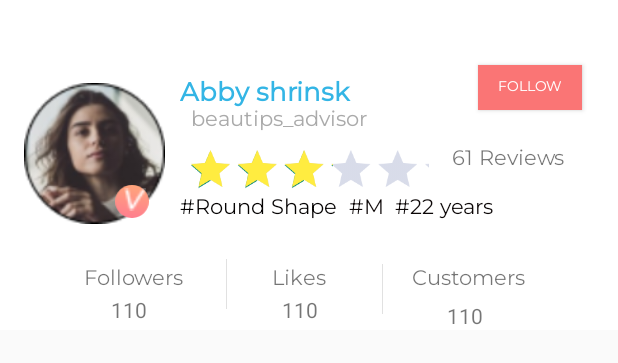
After one commit to BEAUTIPS/P0, an Android app: the layout shader.xml on its own in the app's theme, with its tools: preview values and no code run, on a phone screen of 412 x 824 dp. The commit adds this screen. Shown: the top 363 px of the screen. Run offline under Robolectric (Android 15) with nearby library versions, the phone set to English and light mode, and no system bars.

Commit message:
minor change

```diff
--- a/merged_version/app/build.gradle
+++ b/merged_version/app/build.gradle
@@ -45,6 +45,7 @@ dependencies {
     implementation 'com.google.firebase:firebase-database:19.6.0'
     implementation 'com.google.firebase:firebase-storage:19.2.1'
     implementation 'com.android.support:support-annotations:28.0.0'
+    implementation 'androidx.coordinatorlayout:coordinatorlayout:1.1.0'
     testImplementation 'junit:junit:4.+'
     androidTestImplementation 'androidx.test.ext:junit:1.1.2'
     androidTestImplementation 'androidx.test.espresso:espresso-core:3.3.0'
--- a/merged_version/app/src/main/AndroidManifest.xml
+++ b/merged_version/app/src/main/AndroidManifest.xml
@@ -6,7 +6,7 @@
         android:name=".BeautipsApplication"
         android:allowBackup="true"
         android:icon="@mipmap/ic_launcher"
-        android:label="@string/app_name"
+        android:label=""
         android:roundIcon="@mipmap/ic_launcher_round"
         android:usesCleartextTraffic="true"
         android:supportsRtl="true"
--- a/merged_version/app/src/main/java/com/laioffer/beautips/MainActivity.java
+++ b/merged_version/app/src/main/java/com/laioffer/beautips/MainActivity.java
@@ -34,7 +34,7 @@ public class MainActivity extends AppCompatActivity {
         // Make sure the toolbar exists in the activity and is not null
         setSupportActionBar(toolbar);
         getSupportActionBar().setDisplayShowHomeEnabled(true);
-        getSupportActionBar().setDisplayUseLogoEnabled(true);
+//        getSupportActionBar().setDisplayUseLogoEnabled(true);
 
         BottomNavigationView navView = findViewById(R.id.nav_view);
         NavHostFragment navHostFragment = (NavHostFragment) getSupportFragmentManager().findFragmentById(R.id.nav_host_fragment);
--- a/merged_version/app/src/main/res/layout/fragment_stylist_profile.xml
+++ b/merged_version/app/src/main/res/layout/fragment_stylist_profile.xml
@@ -106,6 +106,7 @@
         android:gravity="top"
         android:text="Abby shrinsk"
         android:textAppearance="@style/TextAppearance.AppCompat.Body1"
+        android:textColor="#070606"
         android:textSize="17dp"
         android:textStyle="bold"
         app:layout_constraintBottom_toTopOf="@+id/viewPager"
--- /dev/null
+++ b/merged_version/app/src/main/res/layout/shader.xml
@@ -0,0 +1,378 @@
+<?xml version="1.0" encoding="utf-8"?>
+    <androidx.constraintlayout.widget.ConstraintLayout
+        xmlns:android="http://schemas.android.com/apk/res/android"
+        xmlns:app="http://schemas.android.com/apk/res-auto"
+        xmlns:tools="http://schemas.android.com/tools"
+        android:layout_width="wrap_content"
+        android:layout_height="wrap_content"
+        android:id="@+id/layoutProfile"
+        android:background="@color/white"
+
+        tools:context="com.laioffer.beautips.Fragments.StylistPage.StylistProfileFragment">
+
+
+        <TextView
+            android:id="@+id/age"
+            android:layout_width="wrap_content"
+            android:layout_height="wrap_content"
+            android:layout_marginTop="40dp"
+            android:layout_marginEnd="40dp"
+            android:layout_marginBottom="74dp"
+            android:fontFamily="@font/montserrat"
+            android:text="#22 years"
+            android:textColor="#0B0606"
+            app:layout_constraintBottom_toTopOf="@+id/tab"
+            app:layout_constraintEnd_toEndOf="parent"
+            app:layout_constraintHorizontal_bias="0.157"
+            app:layout_constraintStart_toEndOf="@+id/size"
+            app:layout_constraintTop_toTopOf="@+id/ratingBar"
+            tools:ignore="MissingConstraints" />
+
+
+        <ImageView
+            android:id="@+id/stylist_image"
+            android:layout_width="94dp"
+            android:layout_height="94dp"
+            android:layout_alignParentLeft="true"
+            android:layout_alignParentTop="true"
+            android:layout_marginStart="16dp"
+            android:layout_marginTop="55dp"
+            android:layout_marginEnd="10dp"
+            android:layout_marginBottom="95dp"
+            android:src="@drawable/myimage"
+            app:layout_constraintBottom_toTopOf="@+id/tab"
+            app:layout_constraintEnd_toStartOf="@+id/stylist_name"
+            app:layout_constraintHorizontal_bias="0.0"
+            app:layout_constraintStart_toStartOf="parent"
+            app:layout_constraintTop_toTopOf="parent"
+            app:layout_constraintVertical_bias="0.0"
+            tools:ignore="MissingConstraints" />
+
+    <View
+        android:id="@+id/frame_431"
+        android:layout_width="16dp"
+        android:layout_height="22dp"
+        android:layout_alignParentLeft="true"
+        android:layout_alignParentTop="true"
+        android:layout_marginStart="80dp"
+        android:layout_marginTop="73dp"
+        android:layout_marginEnd="20dp"
+        android:layout_marginBottom="83dp"
+        android:background="@drawable/frame_431"
+        android:elevation="1dp"
+        android:scaleY="1"
+        android:scaleX="1.4"
+        app:layout_constraintBottom_toTopOf="@+id/tab"
+        app:layout_constraintEnd_toStartOf="@+id/body_shape"
+        app:layout_constraintHorizontal_bias="0.0"
+        app:layout_constraintStart_toStartOf="parent"
+        app:layout_constraintTop_toTopOf="@+id/stylist_name"
+        tools:ignore="MissingConstraints" />
+
+        <ImageView
+            android:id="@+id/imageView"
+            android:layout_width="41dp"
+            android:layout_height="0dp"
+            android:layout_marginStart="80dp"
+            android:layout_marginTop="77dp"
+            android:layout_marginEnd="20dp"
+            android:layout_marginBottom="83dp"
+            android:elevation="3dp"
+            android:scaleY="1.3"
+            android:scaleX="1.3"
+            android:src="@drawable/vvector"
+            app:layout_constraintBottom_toBottomOf="@+id/frame_431"
+            app:layout_constraintBottom_toTopOf="@+id/tab"
+            app:layout_constraintEnd_toStartOf="@+id/body_shape"
+            app:layout_constraintStart_toStartOf="parent"
+            app:layout_constraintTop_toTopOf="@+id/stylist_name"
+            tools:ignore="MissingConstraints" />
+
+        <!-- Beautips advisor -->
+
+
+        <!-- Followrs, LIke, customers-->
+
+        <!-- separation bar-->
+
+
+        <TextView
+            android:id="@+id/stylist_name"
+            android:layout_width="132dp"
+            android:layout_height="23dp"
+            android:layout_alignParentLeft="true"
+            android:layout_alignParentTop="true"
+            android:layout_marginStart="120dp"
+            android:layout_marginTop="50dp"
+            android:layout_marginBottom="250dp"
+            android:fontFamily="@font/montserrat"
+            android:gravity="top"
+            android:text="Abby shrinsk"
+            android:textAppearance="@style/TextAppearance.AppCompat.Body1"
+            android:textSize="17dp"
+            android:textStyle="bold"
+            app:layout_constraintBottom_toTopOf="@+id/viewPager"
+            app:layout_constraintStart_toStartOf="parent"
+            app:layout_constraintTop_toTopOf="parent"
+            tools:ignore="MissingConstraints" />
+
+        <TextView
+            android:id="@+id/stylist_title"
+            android:layout_width="146dp"
+            android:layout_height="18dp"
+            android:layout_alignParentLeft="true"
+            android:layout_alignParentTop="true"
+            android:layout_marginStart="35dp"
+            android:layout_marginTop="20dp"
+            android:layout_marginEnd="168dp"
+            android:layout_marginBottom="40dp"
+            android:fontFamily="@font/montserrat"
+            android:gravity="center_vertical"
+            android:text="beautips_advisor"
+            android:textAppearance="@style/beautips_ad"
+            android:textSize="14sp"
+            app:layout_constraintBottom_toBottomOf="@+id/ratingBar"
+            app:layout_constraintEnd_toEndOf="parent"
+            app:layout_constraintHorizontal_bias="0.489"
+            app:layout_constraintStart_toStartOf="@+id/stylist_name"
+            app:layout_constraintTop_toTopOf="@+id/stylist_name"
+            app:layout_constraintVertical_bias="0.0"
+            tools:ignore="MissingConstraints" />
+
+        <TextView
+            android:id="@+id/textView4"
+            android:layout_width="wrap_content"
+            android:layout_height="wrap_content"
+            android:layout_marginStart="56dp"
+            android:layout_marginTop="25dp"
+            android:layout_marginBottom="37dp"
+            android:fontFamily="@font/montserrat"
+            android:text="Followers"
+            app:layout_constraintBottom_toTopOf="@+id/tab"
+            app:layout_constraintStart_toStartOf="parent"
+            app:layout_constraintTop_toBottomOf="@+id/body_shape"
+            app:layout_constraintVertical_bias="0.437" />
+
+        <TextView
+            android:id="@+id/textView3"
+            android:layout_width="wrap_content"
+            android:layout_height="wrap_content"
+            android:layout_marginStart="15dp"
+            android:layout_marginTop="25dp"
+            android:layout_marginEnd="171dp"
+            android:layout_marginBottom="37dp"
+            android:fontFamily="@font/montserrat"
+            android:text="Likes"
+            app:layout_constraintBottom_toTopOf="@+id/tab"
+            app:layout_constraintEnd_toEndOf="parent"
+            app:layout_constraintHorizontal_bias="0.654"
+            app:layout_constraintStart_toEndOf="@+id/textView4"
+            app:layout_constraintTop_toBottomOf="@+id/body_shape" />
+
+        <TextView
+            android:id="@+id/textView5"
+            android:layout_width="wrap_content"
+            android:layout_height="wrap_content"
+            android:layout_marginStart="52dp"
+            android:layout_marginTop="25dp"
+            android:layout_marginEnd="53dp"
+            android:layout_marginBottom="37dp"
+            android:fontFamily="@font/montserrat"
+            android:text="Customers"
+            app:layout_constraintBottom_toTopOf="@+id/tab"
+            app:layout_constraintEnd_toEndOf="parent"
+            app:layout_constraintHorizontal_bias="0.388"
+            app:layout_constraintLeft_toLeftOf="parent"
+            app:layout_constraintRight_toRightOf="parent"
+            app:layout_constraintStart_toEndOf="@+id/textView3"
+            app:layout_constraintTop_toBottomOf="@+id/body_shape" />
+
+        <View
+            android:id="@+id/line_"
+            android:layout_width="1px"
+            android:layout_height="50px"
+            android:layout_alignParentLeft="true"
+            android:layout_alignParentTop="true"
+            android:layout_marginTop="25dp"
+            android:layout_marginBottom="37dp"
+            android:background="@drawable/line"
+            app:layout_constraintBottom_toTopOf="@+id/tab"
+            app:layout_constraintEnd_toStartOf="@+id/num_customers"
+            app:layout_constraintStart_toEndOf="@+id/num_likes"
+            app:layout_constraintTop_toBottomOf="@+id/body_shape"
+            tools:ignore="MissingConstraints" />
+
+        <View
+            android:id="@+id/line_6"
+            android:layout_width="1px"
+            android:layout_height="50px"
+            android:layout_alignParentLeft="true"
+            android:layout_alignParentTop="true"
+            android:layout_marginTop="22dp"
+            android:layout_marginBottom="32dp"
+            android:background="@drawable/line"
+            app:layout_constraintBottom_toTopOf="@+id/tab"
+            app:layout_constraintEnd_toStartOf="@+id/textView3"
+            app:layout_constraintHorizontal_bias="0.49"
+            app:layout_constraintStart_toEndOf="@+id/textView4"
+            app:layout_constraintTop_toBottomOf="@+id/body_shape"
+            tools:ignore="MissingConstraints" />
+
+        <TextView
+            android:id="@+id/nums_follows"
+            android:layout_width="wrap_content"
+            android:layout_height="wrap_content"
+            android:layout_marginStart="75dp"
+            android:layout_marginEnd="80dp"
+            android:layout_marginBottom="61dp"
+            android:text="110"
+
+            app:layout_constraintEnd_toStartOf="@+id/num_likes"
+            app:layout_constraintStart_toStartOf="parent"
+            app:layout_constraintTop_toBottomOf="@+id/textView4"
+            tools:ignore="MissingConstraints" />
+
+        <TextView
+            android:id="@+id/num_likes"
+            android:layout_width="wrap_content"
+            android:layout_height="wrap_content"
+            android:layout_marginStart="10dp"
+            android:layout_marginEnd="86dp"
+            android:layout_marginBottom="61dp"
+            android:text="110"
+            app:layout_constraintEnd_toStartOf="@+id/num_customers"
+            app:layout_constraintStart_toEndOf="@+id/nums_follows"
+            app:layout_constraintTop_toBottomOf="@+id/textView3"
+            tools:ignore="MissingConstraints" />
+
+        <TextView
+            android:id="@+id/num_customers"
+            android:layout_width="wrap_content"
+            android:layout_height="wrap_content"
+            android:layout_marginTop="4dp"
+            android:layout_marginEnd="92dp"
+            android:layout_marginBottom="61dp"
+            android:text="110"
+            app:layout_constraintEnd_toEndOf="parent"
+            app:layout_constraintStart_toEndOf="@+id/num_likes"
+            app:layout_constraintTop_toBottomOf="@+id/textView5"
+            tools:ignore="MissingConstraints" />
+
+
+        <TextView
+            android:id="@+id/body_shape"
+            android:layout_width="wrap_content"
+            android:layout_height="22dp"
+            android:layout_marginStart="184dp"
+            android:layout_marginTop="40dp"
+            android:layout_marginBottom="74dp"
+            android:fontFamily="@font/montserrat"
+            android:text="#Round Shape"
+            android:textColor="#050303"
+            app:layout_constraintBottom_toTopOf="@+id/tab"
+            app:layout_constraintEnd_toStartOf="@+id/size"
+            app:layout_constraintStart_toEndOf="@+id/stylist_image"
+            app:layout_constraintTop_toTopOf="@+id/ratingBar"
+            tools:ignore="MissingConstraints" />
+
+        <TextView
+            android:id="@+id/size"
+            android:layout_width="wrap_content"
+            android:layout_height="wrap_content"
+            android:layout_marginStart="8dp"
+            android:layout_marginTop="40dp"
+            android:layout_marginBottom="74dp"
+            android:fontFamily="@font/montserrat"
+            android:text="#M"
+            android:textColor="#0C0606"
+            app:layout_constraintBottom_toTopOf="@+id/tab"
+            app:layout_constraintEnd_toStartOf="@+id/ratingBar"
+            app:layout_constraintStart_toEndOf="@+id/body_shape"
+            app:layout_constraintTop_toTopOf="@+id/ratingBar"
+            app:layout_constraintVertical_bias="0.454"
+            tools:ignore="MissingConstraints" />
+
+        <androidx.appcompat.widget.AppCompatButton
+            android:id="@+id/button_follow"
+            android:layout_width="69dp"
+            android:layout_height="30dp"
+            android:layout_marginStart="52dp"
+            android:layout_marginTop="50dp"
+
+            android:layout_marginEnd="10dp"
+            android:layout_marginBottom="30dp"
+            android:background="@android:color/white"
+            android:backgroundTint="#FA7575"
+            android:fontFamily="@font/montserrat"
+            android:text="Follow"
+            android:textColor="@color/white"
+            android:textSize="9sp"
+            app:layout_constraintBottom_toTopOf="@+id/reviewsNum"
+            app:layout_constraintEnd_toEndOf="parent"
+            app:layout_constraintStart_toEndOf="@+id/stylist_name"
+            app:layout_constraintTop_toTopOf="parent"
+            tools:ignore="MissingConstraints" />
+
+        <TextView
+            android:id="@+id/reviewsNum"
+            android:layout_width="88dp"
+            android:layout_height="33dp"
+            android:layout_marginStart="220dp"
+            android:layout_marginTop="8dp"
+            android:layout_marginEnd="32dp"
+            android:layout_marginBottom="100dp"
+            android:fontFamily="@font/montserrat"
+            android:text="61 Reviews"
+            app:layout_constraintStart_toStartOf="@+id/ratingBar"
+            app:layout_constraintTop_toBottomOf="@+id/stylist_title"
+            tools:ignore="MissingConstraints" />
+
+        <RatingBar
+            android:id="@+id/ratingBar"
+            android:layout_width="248dp"
+            android:layout_height="50dp"
+
+            android:layout_marginTop="15dp"
+            android:layout_marginEnd="20dp"
+            android:layout_marginBottom="95dp"
+            android:progressTint="#FFEC40"
+            android:rating="3"
+            android:scaleX="0.65"
+            android:scaleY="0.65"
+            app:layout_constraintEnd_toEndOf="parent"
+            app:layout_constraintHorizontal_bias="0.566"
+            app:layout_constraintStart_toStartOf="parent"
+            app:layout_constraintTop_toBottomOf="@+id/stylist_name"
+            app:layout_constraintVertical_bias="0.181"
+            tools:ignore="MissingConstraints" />
+
+
+<!--    <com.google.android.material.tabs.TabLayout-->
+<!--        android:id="@+id/tab_LAYOUT"-->
+<!--        android:layout_width="219dp"-->
+<!--        android:layout_height="25dp"-->
+<!--        android:layout_marginTop="230dp"-->
+
+<!--        android:paddingBottom="2dp"-->
+<!--        app:layout_constraintBottom_toBottomOf="parent"-->
+<!--        app:layout_constraintEnd_toEndOf="parent"-->
+<!--        app:layout_constraintStart_toStartOf="parent"-->
+<!--        app:layout_constraintTop_toTopOf="parent"-->
+<!--        app:tabIndicatorColor="#FA7575"-->
+<!--        app:tabTextAppearance="@style/tab_text"-->
+<!--        app:tabTextColor="@color/black"-->
+<!--        tools:ignore="MissingConstraints">-->
+
+<!--        <com.google.android.material.tabs.TabItem-->
+<!--            android:layout_width="wrap_content"-->
+<!--            android:layout_height="wrap_content"-->
+<!--            android:text="Posts" />-->
+
+<!--        <com.google.android.material.tabs.TabItem-->
+<!--            android:layout_width="wrap_content"-->
+<!--            android:layout_height="wrap_content"-->
+<!--            android:text="Reviews" />-->
+<!--    </com.google.android.material.tabs.TabLayout>-->
+
+
+</androidx.constraintlayout.widget.ConstraintLayout>
--- a/merged_version/app/src/main/res/menu/menu_main.xml
+++ b/merged_version/app/src/main/res/menu/menu_main.xml
@@ -1,15 +1,4 @@
 <menu xmlns:android="http://schemas.android.com/apk/res/android"
     xmlns:app="http://schemas.android.com/apk/res-auto">
-    <item
-        android:id="@+id/miCompose"
-        android:icon="@drawable/ic_twotone_attach_email_24"
-        app:showAsAction="ifRoom"
-        android:title="Compose">
-    </item>
-    <item
-        android:id="@+id/miProfile"
-        android:icon="@drawable/ic_baseline_account_box_24"
-        app:showAsAction="ifRoom|withText"
-        android:title="Profile">
-    </item>
+
 </menu>
```
